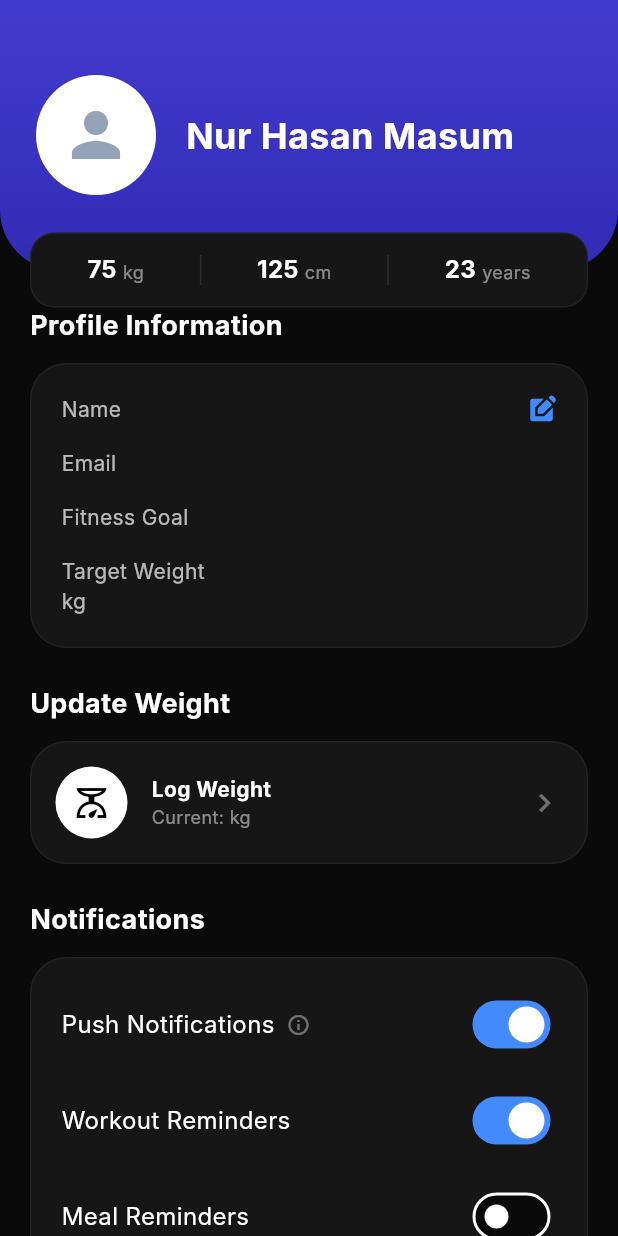
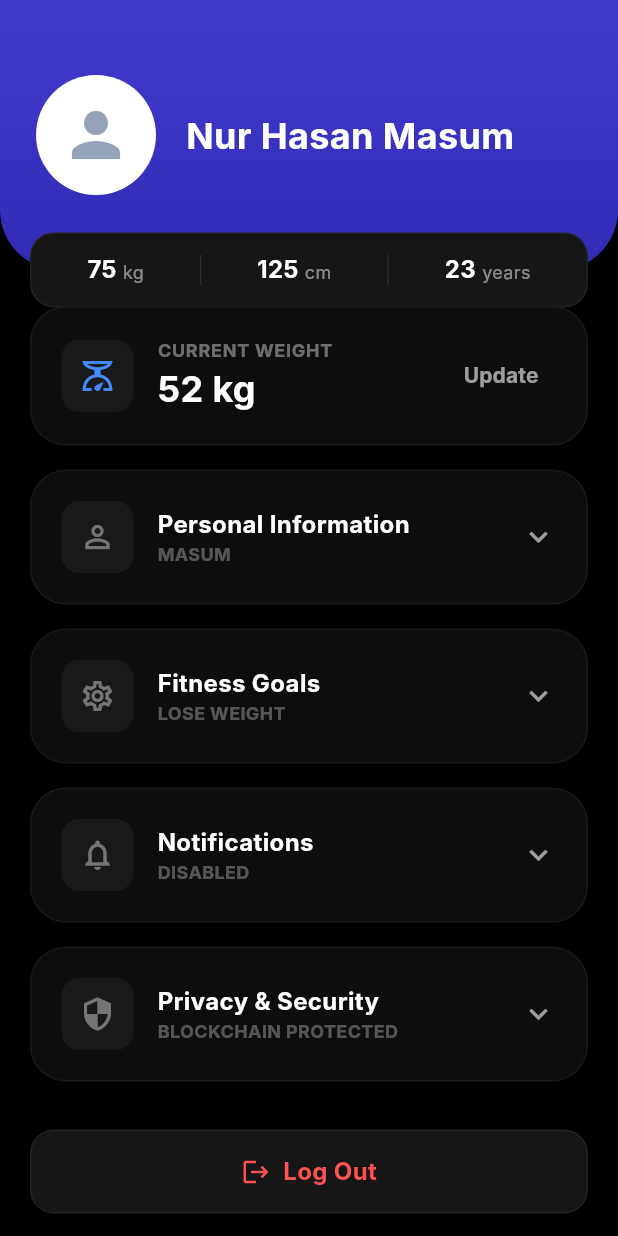
Before and after one commit to masumhasan/ramsai, a Flutter app: the ProfileScreen screen opened directly, on a phone screen of 412 x 824 dp. Run offline on Flutter 3.47's test engine with Material 3 defaults, Android fonts, the phone set to English and light mode, and no system bars; our stand-ins replace flutter_svg; Roboto replaces fonts that are missing (Inter).

Commit message:
updated profile

```diff
--- a/lib/features/home/widgets/calorie_overview_card.dart
+++ b/lib/features/home/widgets/calorie_overview_card.dart
@@ -36,7 +36,7 @@ class CalorieOverviewCard extends StatelessWidget {
                   child: Column(
                     crossAxisAlignment: CrossAxisAlignment.start,
                     children: [
-                      Text('Daily Calories', style: AppTextStyles.h3),
+                      Text('Daily Logs', style: AppTextStyles.h3),
                       const SizedBox(height: AppSpacing.xxs),
                       Text('$consumed/', style: AppTextStyles.valueLarge),
                       const SizedBox(height: AppSpacing.xxs),
@@ -79,11 +79,11 @@ class CalorieOverviewCard extends StatelessWidget {
           ),
           const SizedBox(height: AppSpacing.md),
           PrimaryGlowButton(
-            label: 'Add Meal',
+            label: 'Log Activity',
             height: 56,
             onPressed: () => MealLoggingOptions.showAddOptions(context),
           ),
-          const SizedBox(height: 1),
+          const SizedBox(height: 10),
         ],
       ),
     );
--- a/lib/features/profile/screens/profile_screen.dart
+++ b/lib/features/profile/screens/profile_screen.dart
@@ -9,35 +9,47 @@ class ProfileScreen extends StatefulWidget {
 }
 
 class _ProfileScreenState extends State<ProfileScreen> {
-  bool _pushNotifications = true;
-  bool _workoutReminders = true;
-  bool _mealReminders = false;
+  int? _expandedIndex;
+  bool _isEditingWeight = false;
+
+  // Controllers
+  final TextEditingController _nameController = TextEditingController(text: 'masum');
+  final TextEditingController _ageController = TextEditingController(text: '25');
+  final TextEditingController _heightController = TextEditingController(text: '175');
+  final TextEditingController _targetWeightController = TextEditingController(text: '75');
+  final TextEditingController _currentWeightController = TextEditingController(text: '52.2');
+
+  @override
+  void dispose() {
+    _nameController.dispose();
+    _ageController.dispose();
+    _heightController.dispose();
+    _targetWeightController.dispose();
+    _currentWeightController.dispose();
+    super.dispose();
+  }
 
   @override
   Widget build(BuildContext context) {
     return Scaffold(
-      backgroundColor: AppColors.darkBackground,
+      backgroundColor: Colors.black,
       body: SingleChildScrollView(
         child: Column(
-          crossAxisAlignment: CrossAxisAlignment.start,
           children: [
             _buildProfileHeader(),
             Padding(
               padding: const EdgeInsets.symmetric(horizontal: 20, vertical: 24),
               child: Column(
-                crossAxisAlignment: CrossAxisAlignment.start,
                 children: [
-                  _buildSectionTitle('Profile Information'),
-                  _buildProfileInfoCard(),
-                  const SizedBox(height: 24),
-                  _buildSectionTitle('Update Weight'),
-                  _buildUpdateWeightCard(),
-                  const SizedBox(height: 24),
-                  _buildSectionTitle('Notifications'),
-                  _buildNotificationsCard(),
-                  const SizedBox(height: 24),
-                  _buildSectionTitle('Settings'),
-                  _buildSettingsCard(),
+                  _buildWeightCard(),
+                  const SizedBox(height: 16),
+                  _buildPersonalInformationSection(),
+                  const SizedBox(height: 16),
+                  _buildFitnessGoalsSection(),
+                  const SizedBox(height: 16),
+                  _buildNotificationsSection(),
+                  const SizedBox(height: 16),
+                  _buildPrivacySecuritySection(),
                   const SizedBox(height: 32),
                   _buildLogOutButton(),
                   const SizedBox(height: 100),
@@ -138,175 +150,325 @@ class _ProfileScreenState extends State<ProfileScreen> {
     );
   }
 
-  Widget _buildStatDivider() {
-    return Container(
-      width: 1,
-      height: 20,
-      color: Colors.white10,
-    );
-  }
-
-  Widget _buildSectionTitle(String title) {
-    return Padding(
-      padding: const EdgeInsets.only(bottom: 12),
-      child: Text(
-        title,
-        style: const TextStyle(
-          color: Colors.white,
-          fontSize: 18,
-          fontWeight: FontWeight.bold,
-        ),
-      ),
-    );
-  }
-
-  Widget _buildProfileInfoCard() {
+  Widget _buildWeightCard() {
     return Container(
       padding: const EdgeInsets.all(20),
       decoration: BoxDecoration(
-        color: const Color(0xFF161616),
+        color: const Color(0xFF0D0D0D),
         borderRadius: BorderRadius.circular(24),
         border: Border.all(color: Colors.white.withOpacity(0.05)),
       ),
       child: Column(
-        crossAxisAlignment: CrossAxisAlignment.start,
         children: [
           Row(
-            mainAxisAlignment: MainAxisAlignment.spaceBetween,
-            children: [
-              const Text('Name', style: TextStyle(color: Colors.white70, fontSize: 14)),
-              const Icon(Icons.edit_square, color: Colors.blueAccent, size: 20),
-            ],
-          ),
-          const SizedBox(height: 16),
-          const Text('Email', style: TextStyle(color: Colors.white70, fontSize: 14)),
-          const SizedBox(height: 16),
-          const Text('Fitness Goal', style: TextStyle(color: Colors.white70, fontSize: 14)),
-          const SizedBox(height: 16),
-          const Text('Target Weight', style: TextStyle(color: Colors.white70, fontSize: 14)),
-          const Text('kg', style: TextStyle(color: Colors.white70, fontSize: 14)),
-        ],
-      ),
-    );
-  }
-
-  Widget _buildUpdateWeightCard() {
-    return Container(
-      padding: const EdgeInsets.all(16),
-      decoration: BoxDecoration(
-        color: const Color(0xFF161616),
-        borderRadius: BorderRadius.circular(24),
-        border: Border.all(color: Colors.white.withOpacity(0.05)),
-      ),
-      child: Row(
             children: [
               Container(
-            padding: const EdgeInsets.all(12),
-            decoration: const BoxDecoration(
-              color: Colors.white,
-              shape: BoxShape.circle,
+                width: 48,
+                height: 48,
+                decoration: BoxDecoration(
+                  color: Colors.white.withOpacity(0.05),
+                  borderRadius: BorderRadius.circular(12),
                 ),
-            child: const Icon(Icons.scale_outlined, color: Colors.black, size: 24),
+                child: const Icon(Icons.scale_outlined, color: Colors.blueAccent, size: 24),
               ),
               const SizedBox(width: 16),
               Expanded(
                 child: Column(
                   crossAxisAlignment: CrossAxisAlignment.start,
                   children: [
-                const Text('Log Weight', style: TextStyle(color: Colors.white, fontWeight: FontWeight.bold)),
-                Text('Current: kg', style: TextStyle(color: Colors.white.withOpacity(0.5), fontSize: 12)),
+                    Text(
+                      'CURRENT WEIGHT',
+                      style: TextStyle(
+                        color: Colors.white.withOpacity(0.4),
+                        fontSize: 12,
+                        fontWeight: FontWeight.bold,
+                        letterSpacing: 0.5,
+                      ),
+                    ),
+                    const Text(
+                      '52 kg',
+                      style: TextStyle(color: Colors.white, fontSize: 24, fontWeight: FontWeight.bold),
+                    ),
                   ],
                 ),
               ),
-          const Icon(Icons.chevron_right, color: Colors.white38),
+              TextButton(
+                onPressed: () => setState(() => _isEditingWeight = !_isEditingWeight),
+                child: Text(
+                  _isEditingWeight ? 'Cancel' : 'Update',
+                  style: TextStyle(
+                    color: Colors.white.withOpacity(0.6),
+                    fontWeight: FontWeight.bold,
+                  ),
+                ),
+              ),
+            ],
+          ),
+          if (_isEditingWeight) ...[
+            const SizedBox(height: 24),
+            Container(
+              height: 56,
+              decoration: BoxDecoration(
+                color: Colors.white.withOpacity(0.03),
+                borderRadius: BorderRadius.circular(16),
+                border: Border.all(color: Colors.white.withOpacity(0.1)),
+              ),
+              alignment: Alignment.center,
+              child: TextField(
+                controller: _currentWeightController,
+                textAlign: TextAlign.center,
+                style: const TextStyle(color: Colors.white, fontSize: 20, fontWeight: FontWeight.bold),
+                keyboardType: TextInputType.number,
+                decoration: const InputDecoration(
+                  border: InputBorder.none,
+                ),
+              ),
+            ),
+            const SizedBox(height: 16),
+            SizedBox(
+              width: double.infinity,
+              height: 56,
+              child: ElevatedButton(
+                onPressed: () {
+                  setState(() => _isEditingWeight = false);
+                },
+                style: ElevatedButton.styleFrom(
+                  backgroundColor: Colors.white,
+                  foregroundColor: Colors.black,
+                  shape: RoundedRectangleBorder(borderRadius: BorderRadius.circular(16)),
+                ),
+                child: const Text('Save New Weight', style: TextStyle(fontWeight: FontWeight.bold)),
+              ),
+            ),
+          ],
         ],
       ),
     );
   }
 
-  Widget _buildNotificationsCard() {
+  Widget _buildCollapsibleCard({
+    required int index,
+    required IconData icon,
+    required String title,
+    required String subtitle,
+    required Widget child,
+  }) {
+    final bool isExpanded = _expandedIndex == index;
+
     return Container(
-      padding: const EdgeInsets.all(20),
       decoration: BoxDecoration(
-        color: const Color(0xFF161616),
+        color: const Color(0xFF0D0D0D),
         borderRadius: BorderRadius.circular(24),
         border: Border.all(color: Colors.white.withOpacity(0.05)),
       ),
       child: Column(
         children: [
-          _buildSwitchRow('Push Notifications', _pushNotifications, (v) => setState(() => _pushNotifications = v), showInfo: true),
-          const SizedBox(height: 16),
-          _buildSwitchRow('Workout Reminders', _workoutReminders, (v) => setState(() => _workoutReminders = v)),
-          const SizedBox(height: 16),
-          _buildSwitchRow('Meal Reminders', _mealReminders, (v) => setState(() => _mealReminders = v)),
+          InkWell(
+            onTap: () => setState(() => _expandedIndex = isExpanded ? null : index),
+            borderRadius: BorderRadius.circular(24),
+            child: Padding(
+              padding: const EdgeInsets.all(20),
+              child: Row(
+                children: [
+                  Container(
+                    width: 48,
+                    height: 48,
+                    decoration: BoxDecoration(
+                      color: Colors.white.withOpacity(0.05),
+                      borderRadius: BorderRadius.circular(12),
+                    ),
+                    child: Icon(icon, color: Colors.white.withOpacity(0.4), size: 24),
+                  ),
+                  const SizedBox(width: 16),
+                  Expanded(
+                    child: Column(
+                      crossAxisAlignment: CrossAxisAlignment.start,
+                      children: [
+                        Text(
+                          title,
+                          style: const TextStyle(color: Colors.white, fontSize: 16, fontWeight: FontWeight.bold),
+                        ),
+                        Text(
+                          subtitle,
+                          style: TextStyle(
+                            color: Colors.white.withOpacity(0.3),
+                            fontSize: 12,
+                            fontWeight: FontWeight.bold,
+                          ),
+                        ),
+                      ],
+                    ),
+                  ),
+                  Icon(
+                    isExpanded ? Icons.keyboard_arrow_up : Icons.keyboard_arrow_down,
+                    color: Colors.white.withOpacity(0.6),
+                  ),
+                ],
+              ),
+            ),
+          ),
+          if (isExpanded)
+            Padding(
+              padding: const EdgeInsets.fromLTRB(20, 0, 20, 24),
+              child: child,
+            ),
         ],
       ),
     );
   }
 
-  Widget _buildSwitchRow(String title, bool value, ValueChanged<bool> onChanged, {bool showInfo = false}) {
-    return Row(
+  Widget _buildPersonalInformationSection() {
+    return _buildCollapsibleCard(
+      index: 0,
+      icon: Icons.person_outline,
+      title: 'Personal Information',
+      subtitle: _nameController.text.toUpperCase(),
+      child: Column(
+        crossAxisAlignment: CrossAxisAlignment.start,
         children: [
-        Text(title, style: const TextStyle(color: Colors.white, fontSize: 16)),
-        if (showInfo) ...[
-          const SizedBox(width: 8),
-          const Icon(Icons.info_outline, color: Colors.white38, size: 16),
+          const Divider(color: Colors.white10),
+          const SizedBox(height: 16),
+          _buildInputLabel('FULL NAME'),
+          _buildTextField(_nameController),
+          const SizedBox(height: 16),
+          Row(
+            children: [
+              Expanded(
+                child: Column(
+                  crossAxisAlignment: CrossAxisAlignment.start,
+                  children: [
+                    _buildInputLabel('AGE'),
+                    _buildTextField(_ageController),
                   ],
-        const Spacer(),
-        Switch(
-          value: value,
-          onChanged: onChanged,
-          activeColor: Colors.white,
-          activeTrackColor: Colors.blueAccent,
+                ),
+              ),
+              const SizedBox(width: 12),
+              Expanded(
+                child: Column(
+                  crossAxisAlignment: CrossAxisAlignment.start,
+                  children: [
+                    _buildInputLabel('HEIGHT (CM)'),
+                    _buildTextField(_heightController),
+                  ],
+                ),
               ),
             ],
-    );
-  }
-
-  Widget _buildSettingsCard() {
-    return Container(
-      padding: const EdgeInsets.symmetric(horizontal: 20, vertical: 8),
-      decoration: BoxDecoration(
-        color: const Color(0xFF161616),
-        borderRadius: BorderRadius.circular(24),
-        border: Border.all(color: Colors.white.withOpacity(0.05)),
           ),
-      child: Column(
-        children: [
-          _buildSettingsRow(Icons.lock_outline, 'Privacy & Security', showInfo: true),
-          const Divider(color: Colors.white10, height: 1),
-          _buildSettingsRow(Icons.settings_outlined, 'App Settings'),
-          const Divider(color: Colors.white10, height: 1),
-          _buildSettingsRow(Icons.help_outline, 'Help & Support'),
+          const SizedBox(height: 24),
+          _buildDoneButton(),
         ],
       ),
     );
   }
 
-  Widget _buildSettingsRow(IconData icon, String title, {bool showInfo = false}) {
-    return Padding(
-      padding: const EdgeInsets.symmetric(vertical: 16),
-      child: Row(
+  Widget _buildFitnessGoalsSection() {
+    return _buildCollapsibleCard(
+      index: 1,
+      icon: Icons.settings_outlined,
+      title: 'Fitness Goals',
+      subtitle: 'LOSE WEIGHT',
+      child: Column(
+        crossAxisAlignment: CrossAxisAlignment.start,
         children: [
-          Icon(icon, color: Colors.white70, size: 22),
-          const SizedBox(width: 16),
-          Expanded(
-            child: Row(
-              children: [
-                Text(title, style: const TextStyle(color: Colors.white, fontSize: 16)),
-                if (showInfo) ...[
-                  const SizedBox(width: 8),
-                  const Icon(Icons.info_outline, color: Colors.white38, size: 16),
-                ],
-              ],
-            ),
-          ),
-          const Icon(Icons.chevron_right, color: Colors.white38),
+          const Divider(color: Colors.white10),
+          const SizedBox(height: 16),
+          _buildInputLabel('PRIMARY GOAL'),
+          _buildTextField(TextEditingController(text: 'Lose Weight')),
+          const SizedBox(height: 16),
+          _buildInputLabel('TARGET WEIGHT (KG)'),
+          _buildTextField(_targetWeightController),
+          const SizedBox(height: 24),
+          _buildDoneButton(),
         ],
       ),
     );
   }
 
+  Widget _buildNotificationsSection() {
+    return _buildCollapsibleCard(
+      index: 2,
+      icon: Icons.notifications_none,
+      title: 'Notifications',
+      subtitle: 'DISABLED',
+      child: const Column(
+        children: [
+          Divider(color: Colors.white10),
+          Padding(
+            padding: EdgeInsets.symmetric(vertical: 20),
+            child: Text('Notification settings will appear here', style: TextStyle(color: Colors.white38)),
+          ),
+        ],
+      ),
+    );
+  }
+
+  Widget _buildPrivacySecuritySection() {
+    return _buildCollapsibleCard(
+      index: 3,
+      icon: Icons.security,
+      title: 'Privacy & Security',
+      subtitle: 'BLOCKCHAIN PROTECTED',
+      child: const Column(
+        children: [
+          Divider(color: Colors.white10),
+          Padding(
+            padding: EdgeInsets.symmetric(vertical: 20),
+            child: Text('Security settings will appear here', style: TextStyle(color: Colors.white38)),
+          ),
+        ],
+      ),
+    );
+  }
+
+  Widget _buildInputLabel(String label) {
+    return Padding(
+      padding: const EdgeInsets.only(bottom: 8),
+      child: Text(
+        label,
+        style: TextStyle(
+          color: Colors.white.withOpacity(0.3),
+          fontSize: 10,
+          fontWeight: FontWeight.bold,
+          letterSpacing: 0.5,
+        ),
+      ),
+    );
+  }
+
+  Widget _buildTextField(TextEditingController controller) {
+    return Container(
+      padding: const EdgeInsets.symmetric(horizontal: 16),
+      decoration: BoxDecoration(
+        color: Colors.white.withOpacity(0.03),
+        borderRadius: BorderRadius.circular(16),
+        border: Border.all(color: Colors.white.withOpacity(0.05)),
+      ),
+      child: TextField(
+        controller: controller,
+        style: const TextStyle(color: Colors.white, fontSize: 16),
+        decoration: const InputDecoration(
+          border: InputBorder.none,
+        ),
+      ),
+    );
+  }
+
+  Widget _buildDoneButton() {
+    return SizedBox(
+      width: double.infinity,
+      height: 56,
+      child: ElevatedButton(
+        onPressed: () => setState(() => _expandedIndex = null),
+        style: ElevatedButton.styleFrom(
+          backgroundColor: const Color(0xFF161616),
+          foregroundColor: Colors.white,
+          shape: RoundedRectangleBorder(borderRadius: BorderRadius.circular(16)),
+          elevation: 0,
+        ),
+        child: const Text('Done', style: TextStyle(fontWeight: FontWeight.bold)),
+      ),
+    );
+  }
   Widget _buildLogOutButton() {
     return Container(
       width: double.infinity,
@@ -320,9 +482,7 @@ class _ProfileScreenState extends State<ProfileScreen> {
         color: Colors.transparent,
         child: InkWell(
           borderRadius: BorderRadius.circular(16),
-          onTap: () {
-            // Log out logic
-          },
+          onTap: () {},
           child: const Row(
             mainAxisAlignment: MainAxisAlignment.center,
             children: [
@@ -338,4 +498,12 @@ class _ProfileScreenState extends State<ProfileScreen> {
       ),
     );
   }
+
+  Widget _buildStatDivider() {
+    return Container(
+      width: 1,
+      height: 20,
+      color: Colors.white10,
+    );
   }
+}
--- a/lib/widgets/effects/blurred_background.dart
+++ b/lib/widgets/effects/blurred_background.dart
@@ -1,7 +1,5 @@
 import 'dart:ui';
-
 import 'package:flutter/material.dart';
-
 import '../../core/theme/app_colors.dart';
 
 /// Reusable blurred background effect with positioned colored circles
```
Lines whose indentation alone changed are shown as unchanged.
